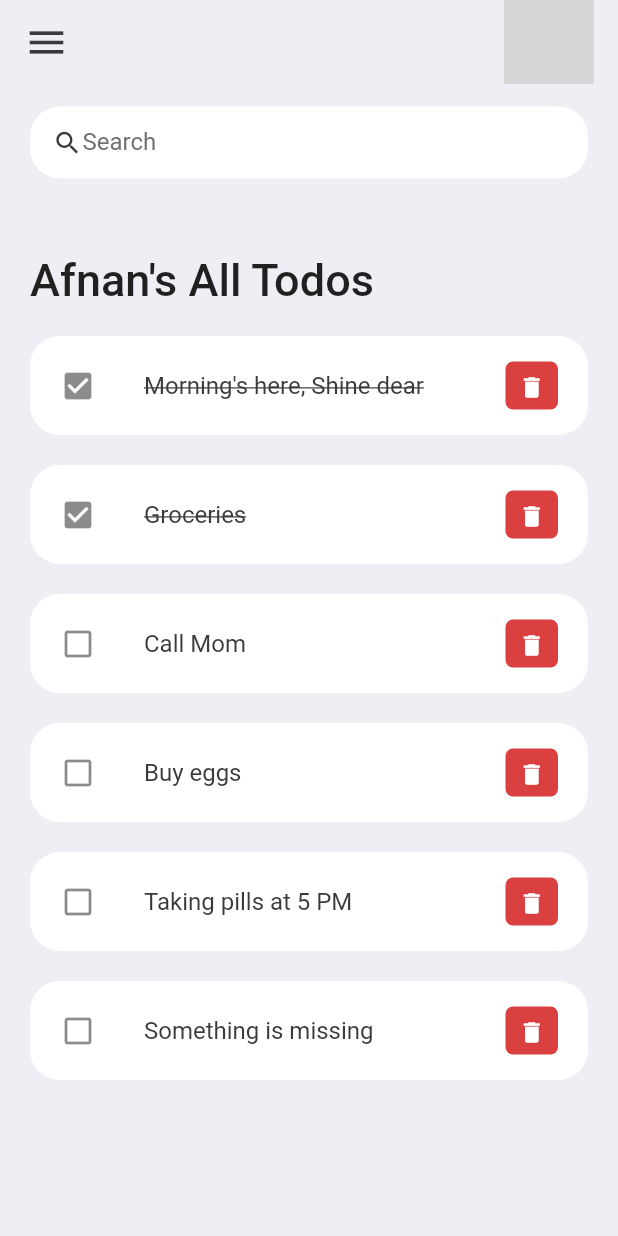
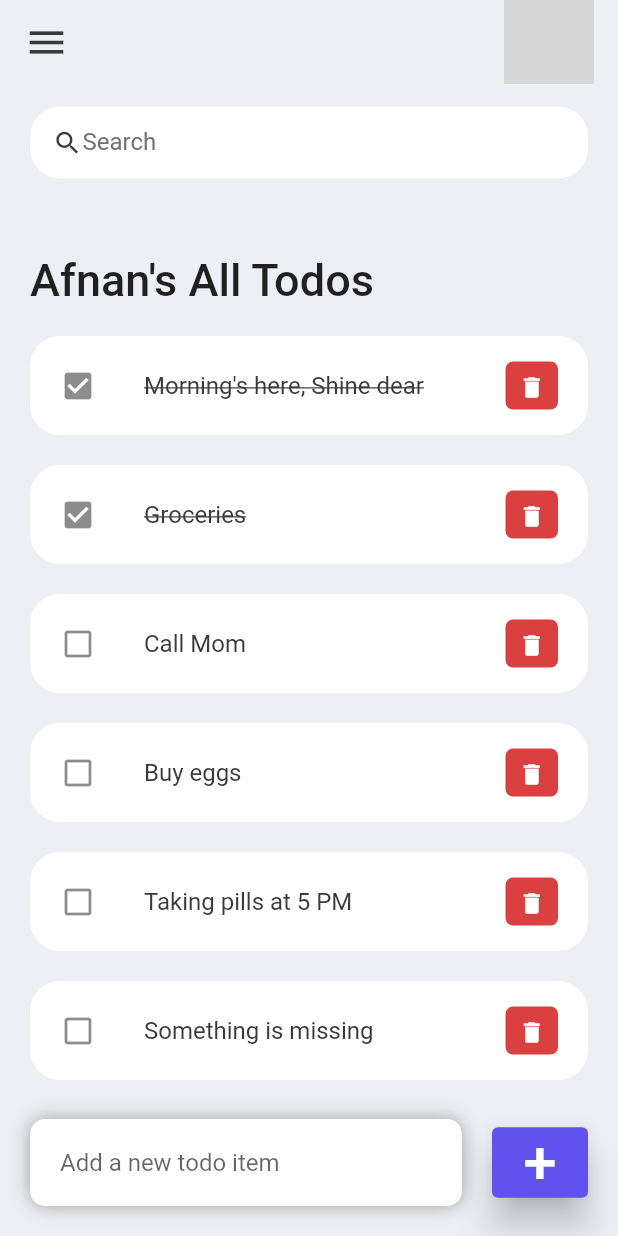
Before and after one commit to ahbabshahin/Afnu-s-Diary, a Flutter app: the screen it shows after launch, on a phone screen of 412 x 824 dp. Run offline on Flutter 3.47's test engine with Material 2 defaults, Android fonts, the phone set to English and light mode, and no system bars; missing offline and left inert: dart:ffi; grey boxes are pictures that could not be loaded.

Commit message:
UI been completed

```diff
--- a/lib/views/home.dart
+++ b/lib/views/home.dart
@@ -1,4 +1,6 @@
-// ignore_for_file: prefer_const_constructors, prefer_const_literals_to_create_immutables
+// ignore_for_file: prefer_const_constructors, prefer_const_literals_to_create_immutables, sort_child_properties_last
+
+import 'dart:ffi';
 
 import 'package:afnus_diary/colors.dart';
 import 'package:afnus_diary/models/todo.dart';
@@ -49,7 +51,52 @@ class _AfnusDiaryState extends State<AfnusDiary> {
                     ),
                   )
                 ],
-              ))
+              )),
+          Align(
+            alignment: Alignment.bottomCenter,
+            child: Row(
+              children: [
+                Expanded(
+                    child: Container(
+                  margin: EdgeInsets.only(bottom: 20, left: 20, right: 20),
+                  padding: EdgeInsets.symmetric(horizontal: 20, vertical: 5),
+                  decoration: BoxDecoration(
+                    color: Colors.white,
+                    boxShadow: const [
+                      BoxShadow(
+                        color: Colors.grey,
+                        offset: Offset(0.0, 0.0),
+                        blurRadius: 10.0,
+                        spreadRadius: 0.0,
+                      )
+                    ],
+                    borderRadius: BorderRadius.circular(10),
+                  ),
+                  child: TextField(
+                    decoration: InputDecoration(
+                      hintText: "Add a new todo item",
+                      border: InputBorder.none,
+                    ),
+                  ),
+                )),
+                Container(
+                  margin: EdgeInsets.only(bottom: 20, right: 20),
+                  child: ElevatedButton(
+                    child: Text(
+                      "+",
+                      style: TextStyle(fontSize: 40),
+                    ),
+                    style: ElevatedButton.styleFrom(
+                      primary: tdBlue,
+                      // minimumSize: Size(60, 60),
+                      elevation: 10,
+                    ),
+                    onPressed: () {},
+                  ),
+                )
+              ],
+            ),
+          )
         ],
       ),
     );
```
